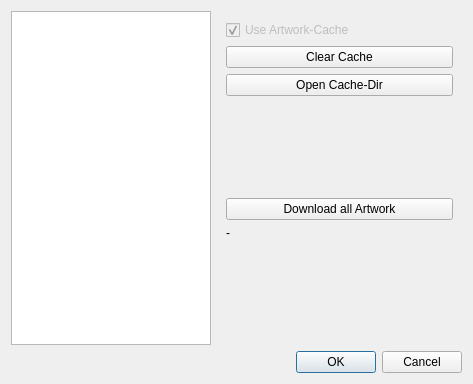
FusionLauncher/FusionClient, file fsettingsdialog.ui: the form before one commit.
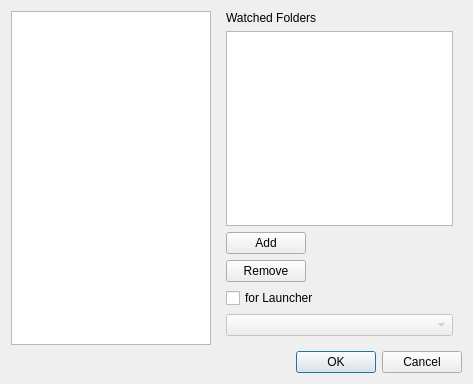
The form after the commit.

Commit message: Puts WatchedFolder into the Settings-Menue

Patch:
```diff
--- a/fsettingsdialog.ui
+++ b/fsettingsdialog.ui
@@ -57,7 +57,7 @@
       <item>
        <widget class="QStackedWidget" name="settingPages">
         <property name="currentIndex">
-         <number>3</number>
+         <number>4</number>
         </property>
         <widget class="QWidget" name="General">
          <layout class="QVBoxLayout" name="verticalLayout_2">
@@ -238,6 +238,9 @@
         </widget>
         <widget class="QWidget" name="Artwork">
          <layout class="QVBoxLayout" name="verticalLayout_5">
+          <property name="topMargin">
+           <number>0</number>
+          </property>
           <item>
            <widget class="QCheckBox" name="cb_Artwork_UseCache">
             <property name="enabled">
@@ -307,6 +310,51 @@
           </item>
          </layout>
         </widget>
+        <widget class="QWidget" name="WatchedFolders">
+         <layout class="QFormLayout" name="formLayout">
+          <property name="topMargin">
+           <number>0</number>
+          </property>
+          <item row="2" column="0">
+           <widget class="QPushButton" name="btn_Folder_Add">
+            <property name="text">
+             <string>Add</string>
+            </property>
+           </widget>
+          </item>
+          <item row="3" column="0">
+           <widget class="QPushButton" name="bn_Folder_Remove">
+            <property name="text">
+             <string>Remove</string>
+            </property>
+           </widget>
+          </item>
+          <item row="1" column="0" colspan="2">
+           <widget class="QListWidget" name="lw_Folder_FolderList"/>
+          </item>
+          <item row="0" column="0">
+           <widget class="QLabel" name="la_Folder_Head">
+            <property name="text">
+             <string>Watched Folders</string>
+            </property>
+           </widget>
+          </item>
+          <item row="4" column="0">
+           <widget class="QCheckBox" name="cb_Folder_ForLauncher">
+            <property name="text">
+             <string>for Launcher</string>
+            </property>
+           </widget>
+          </item>
+          <item row="5" column="0" colspan="2">
+           <widget class="QComboBox" name="cb_Folder_LauncherList">
+            <property name="enabled">
+             <bool>false</bool>
+            </property>
+           </widget>
+          </item>
+         </layout>
+        </widget>
        </widget>
       </item>
      </layout>
```
The commit also changes 6 other files.
